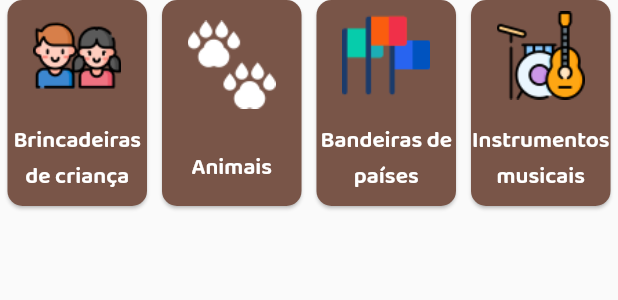
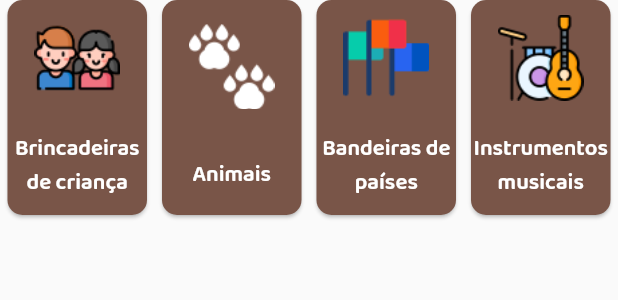
Before and after one commit to oberdancunha/flutter-memory-game-app, a Flutter app: the ChooseTypeCardsWidget widget shown alone on an empty page, opened directly, on a phone screen of 412 x 824 dp. Shown: the top 300 px of the screen. Run offline on Flutter 3.47's test engine with Material 2 defaults, Android fonts, the light colour scheme and no system bars; our stand-ins replace auto_size_text, flutter_modular, flutter_screenutil, flutter_triple, fpdart, freezed_annotation and 1 more.

Commit message:
Responsiveness for multiple devices (including tablets).

```diff
--- a/lib/presentation/core/widgets/choose_type_cards_widget.dart
+++ b/lib/presentation/core/widgets/choose_type_cards_widget.dart
@@ -1,5 +1,6 @@
 import 'package:flutter/material.dart';
 import 'package:flutter_modular/flutter_modular.dart';
+import 'package:flutter_screenutil/flutter_screenutil.dart';
 
 import '../../../application/card/card_store.dart';
 import '../../../data/card/animals_data_source.dart';
@@ -13,7 +14,7 @@ class ChooseTypeCardsWidget extends StatelessWidget {
 
   @override
   Widget build(BuildContext context) => SizedBox(
-        height: MediaQuery.of(context).size.height / 6,
+        height: ScreenUtil().setHeight(120),
         child: ListView(
           scrollDirection: Axis.horizontal,
           children: [
@@ -75,13 +76,13 @@ class ChooseTypeCardsWidget extends StatelessWidget {
               children: [
                 Image(
                   image: AssetImage(image),
-                  width: MediaQuery.of(context).size.width / 7,
+                  width: ScreenUtil().setWidth(50),
                 ),
                 SizedBox(
                   child: Text(
                     title,
                     style: TextStyle(
-                      fontSize: MediaQuery.of(context).size.width / 27,
+                      fontSize: ScreenUtil().setSp(13),
                       fontWeight: FontWeight.bold,
                       color: Colors.white,
                     ),
--- a/lib/presentation/game/widget/game_widget.dart
+++ b/lib/presentation/game/widget/game_widget.dart
@@ -1,4 +1,5 @@
 import 'package:flutter/material.dart' hide Card;
+import 'package:flutter_screenutil/flutter_screenutil.dart';
 import 'package:flutter_triple/flutter_triple.dart';
 import 'package:kt_dart/kt.dart';
 
@@ -34,11 +35,11 @@ class _GameWidgetState extends State<GameWidget> {
         mainAxisAlignment: MainAxisAlignment.spaceAround,
         children: [
           SizedBox(
-            height: MediaQuery.of(context).size.height / 19,
+            height: ScreenUtil().setHeight(35),
             child: Text(
               widget.title,
               style: TextStyle(
-                fontSize: MediaQuery.of(context).size.width / 15,
+                fontSize: ScreenUtil().setSp(25),
                 fontWeight: FontWeight.bold,
                 color: Colors.brown.shade700,
               ),
@@ -63,6 +64,7 @@ class _GameWidgetState extends State<GameWidget> {
         shrinkWrap: true,
         physics: const NeverScrollableScrollPhysics(),
         padding: const EdgeInsets.symmetric(horizontal: 5),
+        childAspectRatio: MediaQuery.of(context).size.width > 600 ? 1.2 : 1.0,
         children: List.generate(
           cards.size,
           (index) => GameCardWidget(
--- a/pubspec.yaml
+++ b/pubspec.yaml
@@ -21,10 +21,12 @@ environment:
   sdk: ">=2.13.4 <3.0.0"
 
 dependencies:
+  auto_size_text: ^3.0.0-nullsafety.0
   cupertino_icons: ^1.0.2
   flutter:
     sdk: flutter
   flutter_modular: ^3.3.1
+  flutter_screenutil: ^5.0.0+2
   flutter_triple: ^1.2.4+3
   fpdart: ^0.0.10
   kt_dart: ^0.9.1
```
Also changed, not shown: lib/presentation/core/app_page.dart (+12 -1 lines), lib/presentation/core/app_widget.dart (+9 -0 lines), lib/presentation/core/widgets/header_widget.dart (+7 -6 lines), lib/presentation/game/widget/game_card_widget.dart (+19 -10 lines), pubspec.lock, 1 other file.
